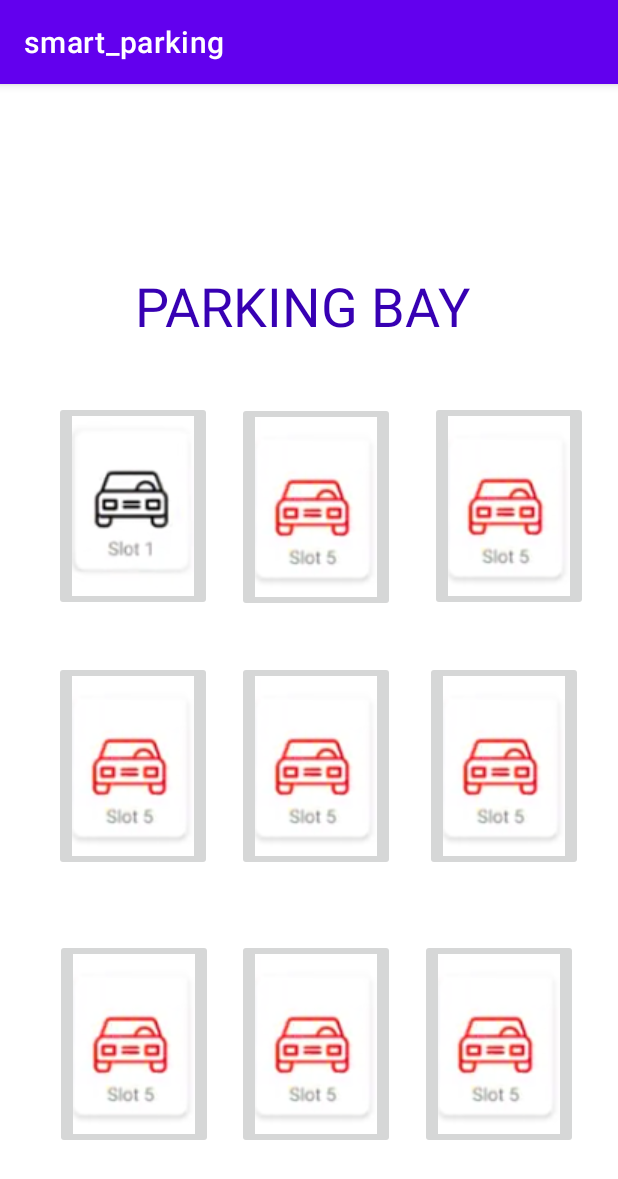
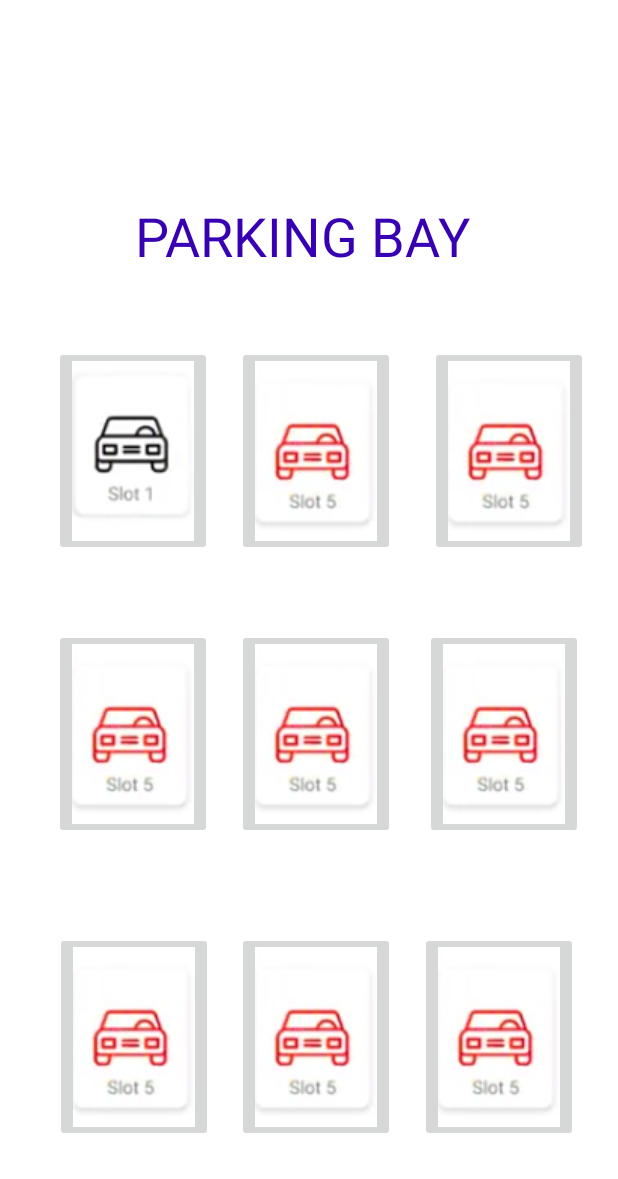
Before and after one commit to alenstein/smart_parking_system-, an Android app: the screen it shows after launch (MainActivity), on a phone screen of 412 x 824 dp. Shown: the top 1179 px of the screen. Run offline under Robolectric (Android 15) with nearby library versions, the light colour scheme and no system bars.

Commit message:
fixed no actionbar feature.

```diff
--- a/app/src/main/res/values-night/themes.xml
+++ b/app/src/main/res/values-night/themes.xml
@@ -1,6 +1,6 @@
 <resources xmlns:tools="http://schemas.android.com/tools">
     <!-- Base application theme. -->
-    <style name="Theme.Smart_parking" parent="Theme.MaterialComponents.DayNight.DarkActionBar">
+    <style name="Theme.Smart_parking" parent="Theme.MaterialComponents.DayNight.NoActionBar">
         <!-- Primary brand color. -->
         <item name="colorPrimary">@color/purple_200</item>
         <item name="colorPrimaryVariant">@color/purple_700</item>
@@ -13,5 +13,8 @@
         <item name="android:statusBarColor" tools:targetApi="l">?attr/colorPrimaryVariant</item>
         <!-- Customize your theme here. -->
         <item name="android:windowFullscreen">true</item>
+        <item name="android:windowActionBar">false</item>
+        <item name="android:windowNoTitle">true</item>
+
     </style>
 </resources>
--- a/app/src/main/res/values/themes.xml
+++ b/app/src/main/res/values/themes.xml
@@ -1,6 +1,6 @@
 <resources xmlns:tools="http://schemas.android.com/tools">
     <!-- Base application theme. -->
-    <style name="Theme.Smart_parking" parent="Theme.MaterialComponents.DayNight.DarkActionBar">
+    <style name="Theme.Smart_parking" parent="Theme.MaterialComponents.DayNight.NoActionBar">
         <!-- Primary brand color. -->
         <item name="colorPrimary">@color/purple_500</item>
         <item name="colorPrimaryVariant">@color/purple_700</item>
@@ -13,5 +13,6 @@
         <item name="android:statusBarColor" tools:targetApi="l">?attr/colorPrimaryVariant</item>
         <!-- Customize your theme here. -->
         <item name="android:windowFullscreen">true</item>
+        <item name="android:windowNoTitle">true</item>
     </style>
 </resources>
```
